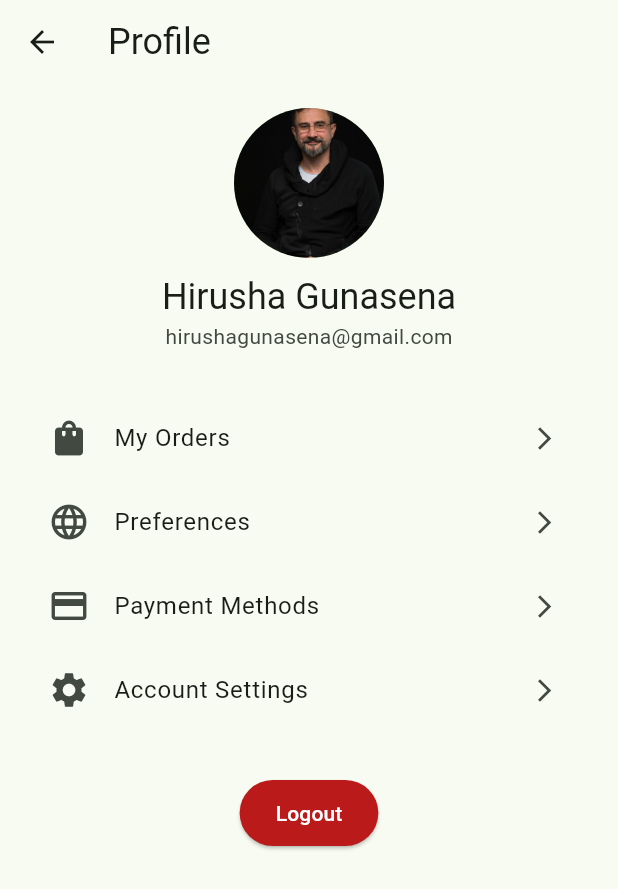
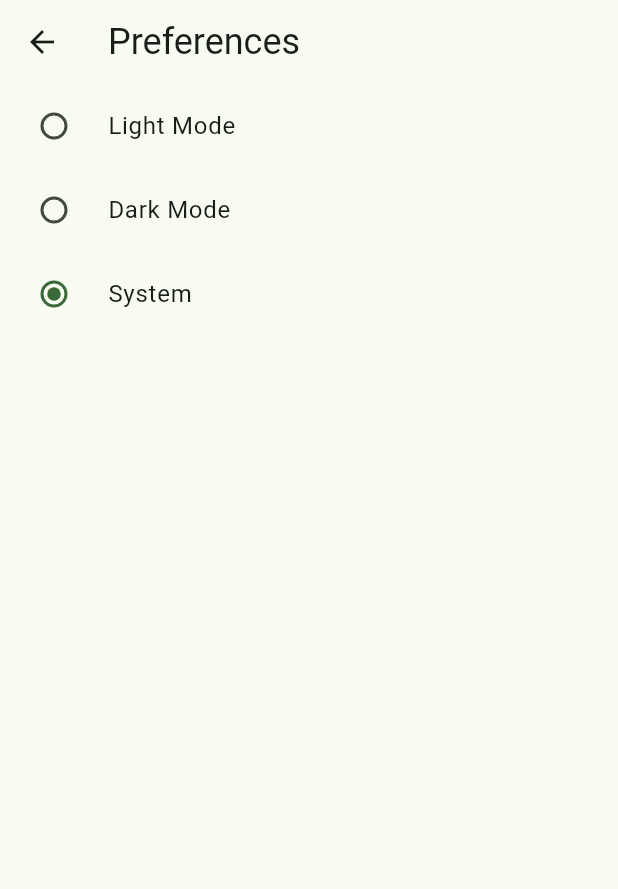
Before and after one commit to TrippyHouseProductions/luxnewyork_flutter_app, a Flutter app: the ProfileScreen screen opened directly, after a tap on "Preferences", on a phone screen of 412 x 824 dp. Shown: the top 889 px of the screen. Run offline on Flutter 3.47's test engine with Material 3 defaults, Android fonts, the phone set to English and light mode, and no system bars; our stand-ins replace shared_preferences; accounts and stored records are empty.

Commit message:
Add theme preferences and update profile menu

```diff
--- a/lib/main.dart
+++ b/lib/main.dart
@@ -53,6 +53,7 @@ import 'theme/theme.dart';
 // Providers
 import 'providers/cart_provider.dart';
 import 'providers/wishlist_provider.dart';
+import 'providers/theme_provider.dart';
 
 void main() {
   runApp(
@@ -60,6 +61,7 @@ void main() {
       providers: [
         ChangeNotifierProvider(create: (_) => CartProvider()),
         ChangeNotifierProvider(create: (_) => WishlistProvider()),
+        ChangeNotifierProvider(create: (_) => ThemeProvider()),
       ],
       child: const MyApp(),
     ),
@@ -71,11 +73,12 @@ class MyApp extends StatelessWidget {
 
   @override
   Widget build(BuildContext context) {
+    final themeProvider = Provider.of<ThemeProvider>(context);
     return MaterialApp(
       debugShowCheckedModeBanner: false,
       theme: lightTheme,
       darkTheme: darkTheme,
-      themeMode: ThemeMode.system,
+      themeMode: themeProvider.themeMode,
       home: const SplashScreen(), // The splash screen can decide login vs home
     );
   }
--- /dev/null
+++ b/lib/providers/theme_provider.dart
@@ -0,0 +1,40 @@
+import 'package:flutter/material.dart';
+import 'package:shared_preferences/shared_preferences.dart';
+
+class ThemeProvider extends ChangeNotifier {
+  ThemeMode _themeMode = ThemeMode.system;
+
+  ThemeMode get themeMode => _themeMode;
+
+  ThemeProvider() {
+    _loadThemeMode();
+  }
+
+  Future<void> _loadThemeMode() async {
+    final prefs = await SharedPreferences.getInstance();
+    final mode = prefs.getString('theme_mode');
+    switch (mode) {
+      case 'light':
+        _themeMode = ThemeMode.light;
+        break;
+      case 'dark':
+        _themeMode = ThemeMode.dark;
+        break;
+      default:
+        _themeMode = ThemeMode.system;
+    }
+    notifyListeners();
+  }
+
+  Future<void> setThemeMode(ThemeMode mode) async {
+    _themeMode = mode;
+    final prefs = await SharedPreferences.getInstance();
+    final value = mode == ThemeMode.light
+        ? 'light'
+        : mode == ThemeMode.dark
+            ? 'dark'
+            : 'system';
+    await prefs.setString('theme_mode', value);
+    notifyListeners();
+  }
+}
--- /dev/null
+++ b/lib/screens/preferences_screen.dart
@@ -0,0 +1,51 @@
+import 'package:flutter/material.dart';
+import 'package:provider/provider.dart';
+import '../providers/theme_provider.dart';
+
+class PreferencesScreen extends StatelessWidget {
+  const PreferencesScreen({super.key});
+
+  @override
+  Widget build(BuildContext context) {
+    final theme = Theme.of(context);
+    final textTheme = theme.textTheme;
+    final themeProvider = context.watch<ThemeProvider>();
+    return Scaffold(
+      appBar: AppBar(title: Text('Preferences', style: textTheme.headlineSmall)),
+      body: Column(
+        children: [
+          RadioListTile<ThemeMode>(
+            title: const Text('Light Mode'),
+            value: ThemeMode.light,
+            groupValue: themeProvider.themeMode,
+            onChanged: (mode) {
+              if (mode != null) {
+                context.read<ThemeProvider>().setThemeMode(mode);
+              }
+            },
+          ),
+          RadioListTile<ThemeMode>(
+            title: const Text('Dark Mode'),
+            value: ThemeMode.dark,
+            groupValue: themeProvider.themeMode,
+            onChanged: (mode) {
+              if (mode != null) {
+                context.read<ThemeProvider>().setThemeMode(mode);
+              }
+            },
+          ),
+          RadioListTile<ThemeMode>(
+            title: const Text('System'),
+            value: ThemeMode.system,
+            groupValue: themeProvider.themeMode,
+            onChanged: (mode) {
+              if (mode != null) {
+                context.read<ThemeProvider>().setThemeMode(mode);
+              }
+            },
+          ),
+        ],
+      ),
+    );
+  }
+}
--- a/lib/screens/profile_screen.dart
+++ b/lib/screens/profile_screen.dart
@@ -133,6 +133,8 @@
 
 import 'package:flutter/material.dart';
 import 'package:luxnewyork_flutter_app/screens/login_screen.dart';
+import 'package:luxnewyork_flutter_app/screens/preferences_screen.dart';
+import 'package:luxnewyork_flutter_app/screens/about_screen.dart';
 import 'package:shared_preferences/shared_preferences.dart';
 
 class ProfileScreen extends StatelessWidget {
@@ -250,9 +252,22 @@ class _ProfileMenu extends StatelessWidget {
 
     return Column(
       children: [
-        _buildMenuItem(Icons.shopping_bag, "My Orders", textTheme, () {}),
-        _buildMenuItem(Icons.language, "Preferences", textTheme, () {}),
-        _buildMenuItem(Icons.credit_card, "Payment Methods", textTheme, () {}),
+        _buildMenuItem(Icons.language, "Preferences", textTheme, () {
+          Navigator.push(
+            context,
+            MaterialPageRoute(
+              builder: (_) => const PreferencesScreen(),
+            ),
+          );
+        }),
+        _buildMenuItem(Icons.info, "About", textTheme, () {
+          Navigator.push(
+            context,
+            MaterialPageRoute(
+              builder: (_) => const AboutScreen(),
+            ),
+          );
+        }),
         _buildMenuItem(Icons.settings, "Account Settings", textTheme, () {}),
       ],
     );
```
Also changed, not shown: lib/screens/about_screen.dart (added, +20 -0 lines), 1 other file.
